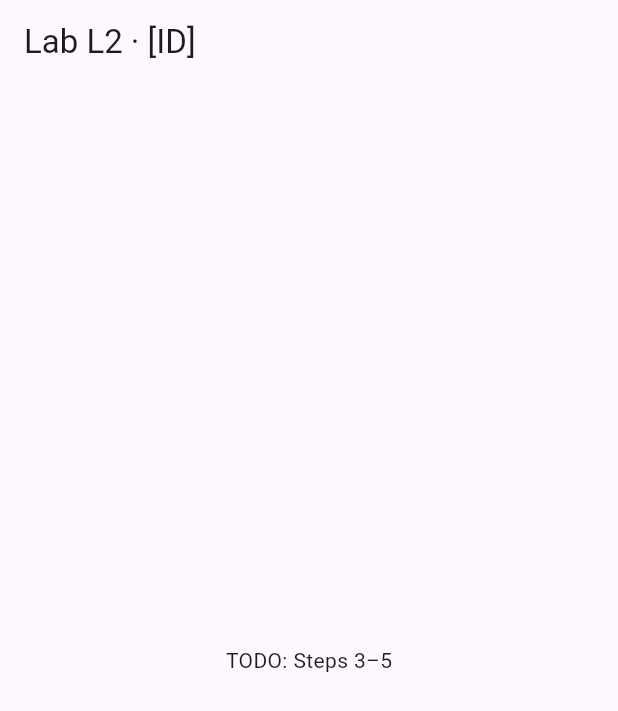
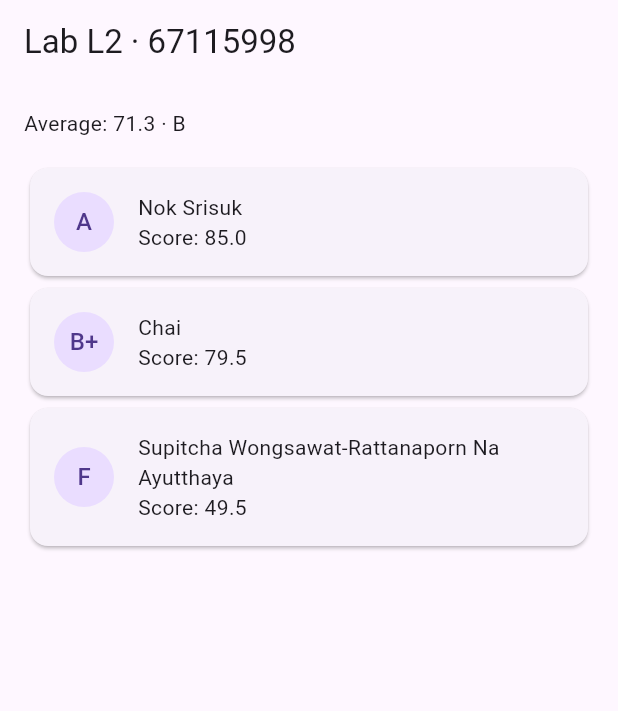
Before and after one commit to mxxnt25/lab01_profile, a Flutter app: the screen it shows after launch, on a phone screen of 412 x 824 dp. Shown: the top 711 px of the screen. Run offline on Flutter 3.47's test engine with Material 3 defaults, Android fonts, the phone set to English and light mode, and no system bars.

Commit message:
L2: result cards

```diff
--- a/lab02_gpa/lib/main.dart
+++ b/lab02_gpa/lib/main.dart
@@ -47,9 +47,21 @@ class GradePage extends StatelessWidget {
     //   box.maxWidth > breakpoint → Row of Expanded(child: card),
     //   otherwise Column of cards. Then delete the `skip:` in
     //   test/grade_page_test.dart.
+    final avg = average(items);
     return Scaffold(
-      appBar: AppBar(title: const Text('Lab L2 · [ID]')),
-      body: const Center(child: Text('TODO: Steps 3–5')),
+      appBar: AppBar(title: const Text('Lab L2 · 67115998')),
+      body: Padding(
+        padding: const EdgeInsets.all(16),
+        child: Column(
+          crossAxisAlignment: CrossAxisAlignment.start,
+          children: [
+            Text('Average: ${avg.toStringAsFixed(1)}'
+                ' · ${gradeFor(avg)}'),
+            const SizedBox(height: 16),
+            for (final s in items) ResultCard(student: s),
+          ],
+        ),
+      ),
     );
   }
 }
@@ -69,6 +81,25 @@ class ResultCard extends StatelessWidget {
     //     Text(student.displayName), Text('Score: ${student.score.toStringAsFixed(1)}')
     // Try it once WITHOUT Expanded on the long name: you will see the
     // yellow-black overflow stripes. Then put Expanded back.
-    return Card(child: Text(student.name)); // placeholder
+    return Card(
+      child: Padding(
+        padding: const EdgeInsets.all(16),
+        child: Row(
+          children: [
+            CircleAvatar(child: Text(student.grade)),
+            const SizedBox(width: 16),
+            Expanded(
+              child: Column(
+                crossAxisAlignment: CrossAxisAlignment.start,
+                children: [
+                  Text(student.displayName),
+                  Text('Score: ${student.score.toStringAsFixed(1)}'),
+                ],
+              ),
+            ),
+          ],
+        ),
+      ),
+    ); // placeholder
   }
 }
```
Also changed, not shown: 1 other file.
